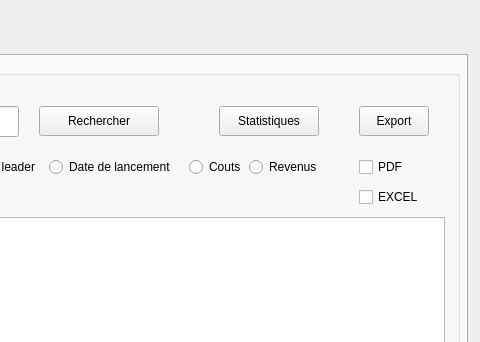
Qt form Khalil SRIDI/gestionAmelioration/mainwindow.ui (KhalilSRIDI/Smart_Factory_2A1) before a commit; both pictures show x 743 to 1223 and y 0 to 342 of the 1223 by 670 pixel window.
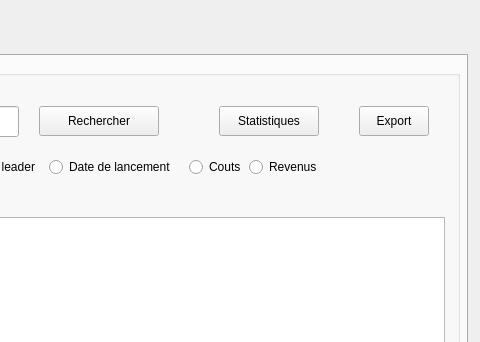
The same form after that commit. The open tabs and pages were chosen to show the change.

Commit message: added export excel

Patch:
```diff
--- a/Khalil SRIDI/gestionAmelioration/mainwindow.ui
+++ b/Khalil SRIDI/gestionAmelioration/mainwindow.ui
@@ -375,32 +375,6 @@
         <string>Export</string>
        </property>
       </widget>
-      <widget class="QCheckBox" name="checkBoxPDF">
-       <property name="geometry">
-        <rect>
-         <x>650</x>
-         <y>100</y>
-         <width>83</width>
-         <height>22</height>
-        </rect>
-       </property>
-       <property name="text">
-        <string>PDF</string>
-       </property>
-      </widget>
-      <widget class="QCheckBox" name="checkBoxExcel">
-       <property name="geometry">
-        <rect>
-         <x>650</x>
-         <y>130</y>
-         <width>83</width>
-         <height>22</height>
-        </rect>
-       </property>
-       <property name="text">
-        <string>EXCEL</string>
-       </property>
-      </widget>
       <widget class="QPushButton" name="pushButton_5">
        <property name="geometry">
         <rect>
```
Left out of the diff: 32 changed lines with no effect on the pictures. The commit also changes 6 other files.
